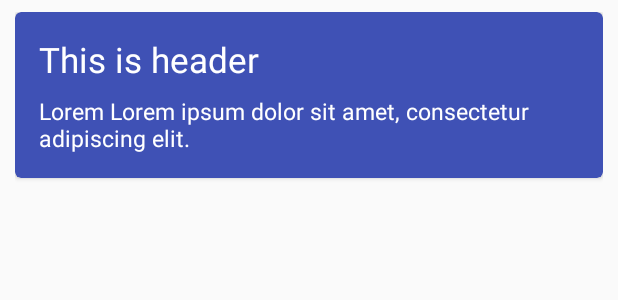
After one commit to therajanmaurya/WpApiUi, an Android app: the layout item_simple_card.xml on its own in the app's theme, with its tools: preview values and no code run, on a phone screen of 412 x 824 dp. The commit adds this screen. Shown: the top 300 px of the screen. Run offline under Robolectric (Android 15) with nearby library versions, the phone set to English and light mode, and no system bars.

Commit message:
simple cardui added

```diff
--- a/WpApiUI/src/main/java/com/wpapi/ui/ui/LayoutUI.java
+++ b/WpApiUI/src/main/java/com/wpapi/ui/ui/LayoutUI.java
@@ -7,7 +7,7 @@ import com.wpapi.ui.R;
  */
 public enum LayoutUI {
 
-    google_card, cheesesquare;
+    google_card, cheesesquare ,  simple_cardui;
 
 
     public static int UI_Type(LayoutUI ui)
@@ -18,6 +18,8 @@ public enum LayoutUI {
                 return R.layout.item_google_big_card;
             case cheesesquare:
                 return R.layout.item_cheesesqaure_list;
+            case simple_cardui:
+                return R.layout.item_simple_card;
             default:
                 return 0xffffff00;
         }
--- /dev/null
+++ b/WpApiUI/src/main/res/layout/item_simple_card.xml
@@ -0,0 +1,48 @@
+<?xml version="1.0" encoding="utf-8"?>
+<RelativeLayout
+    xmlns:android="http://schemas.android.com/apk/res/android"
+    xmlns:app="http://schemas.android.com/apk/res-auto"
+    android:layout_width="match_parent"
+    android:layout_height="match_parent"
+    android:paddingBottom="@dimen/cardMarginVertical"
+    android:paddingLeft="@dimen/cardMarginHorizontal"
+    android:paddingRight="@dimen/cardMarginHorizontal"
+    android:paddingTop="@dimen/cardMarginVertical"
+    >
+
+    <android.support.v7.widget.CardView
+        android:id="@+id/my_card"
+        android:layout_width="match_parent"
+        android:layout_height="wrap_content"
+        app:cardBackgroundColor="@color/colorPrimary"
+        app:cardCornerRadius="4dp"
+        android:clickable="true"
+        android:foreground="?android:attr/selectableItemBackground">
+
+        <RelativeLayout
+            android:layout_width="wrap_content"
+            android:layout_height="wrap_content"
+            android:layout_margin="16dp">
+
+            <TextView
+                android:id="@+id/post_title"
+                android:layout_width="wrap_content"
+                android:layout_height="wrap_content"
+                android:text="This is header"
+                android:textColor="@android:color/white"
+                android:textSize="23sp"/>
+
+            <TextView
+                android:id="@+id/post_description"
+                android:layout_width="wrap_content"
+                android:layout_height="wrap_content"
+                android:layout_below="@+id/post_title"
+                android:layout_marginTop="8dp"
+                android:text="Lorem Lorem ipsum dolor sit amet, consectetur adipiscing elit."
+                android:textColor="@android:color/white"
+                android:textSize="15sp"/>
+        </RelativeLayout>
+
+    </android.support.v7.widget.CardView>
+
+</RelativeLayout>
--- a/WpApiUI/src/main/res/values/colors.xml
+++ b/WpApiUI/src/main/res/values/colors.xml
@@ -1,4 +1,12 @@
 <?xml version="1.0" encoding="utf-8"?>
 <resources>
     <color name="white">#fff</color>
+    <color name="colorPrimary">#5b20fb</color>
+    <color name="colorPrimaryDark">#3d36b7</color>
+    <color name="colorPrimaryLight">#D1C4E9</color>
+    <color name="colorAccent">#4CAF50</color>
+    <color name="colorHighlight">#B6B6B6</color>
+    <color name="colorPrimaryText">#ff000000</color>
+    <color name="colorSecondaryText">#727272</color>
+    <color name="colorDivider">#B6B6B6</color>
 </resources>
--- a/app/src/main/java/com/wpapi/ui/sample/MainActivity.java
+++ b/app/src/main/java/com/wpapi/ui/sample/MainActivity.java
@@ -36,7 +36,7 @@ public class MainActivity extends AppCompatActivity {
             postModel.add(postModel1);
         }
 
-        Adapter_big_card<PostModel> adapter_big_card  = new Adapter_big_card(this , postModel , LayoutUI.google_card );
+        Adapter_big_card<PostModel> adapter_big_card  = new Adapter_big_card(this , postModel , LayoutUI.simple_cardui );
         recyclerView.setAdapter(adapter_big_card);
 
         setContentView(recyclerView);
```
Also changed, not shown: WpApiUI/src/main/java/com/wpapi/ui/adapter/Adapter_big_card.java (+27 -10 lines), WpApiUI/src/main/res/layout/app_bar.xml (added, +9 -0 lines).
